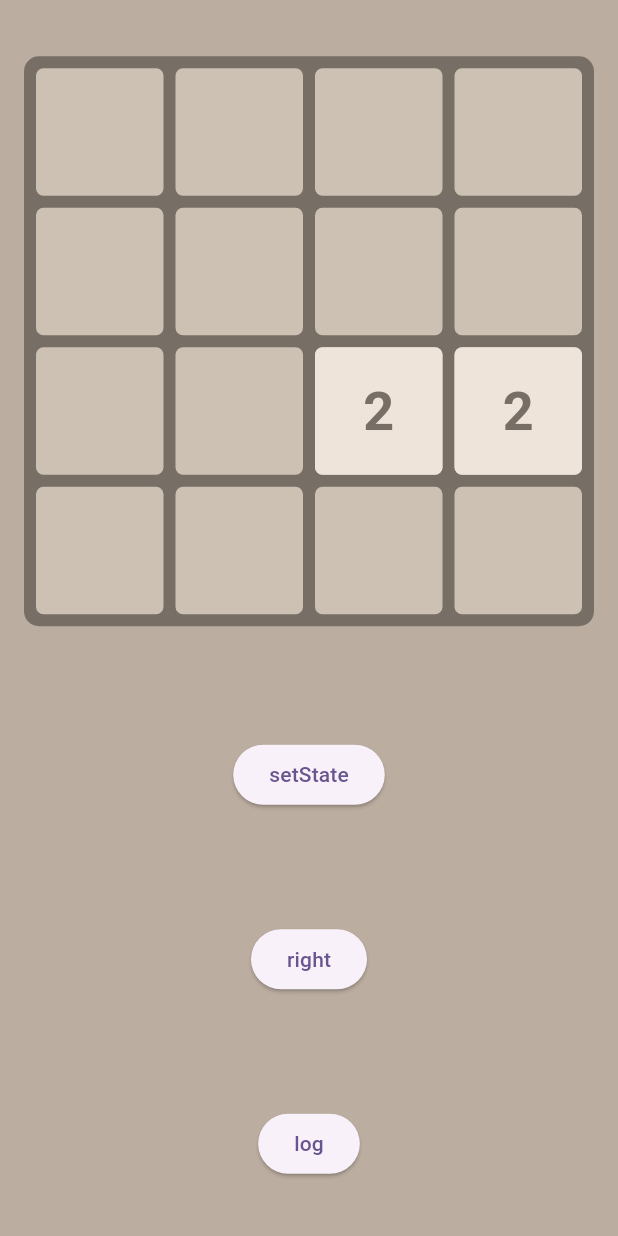
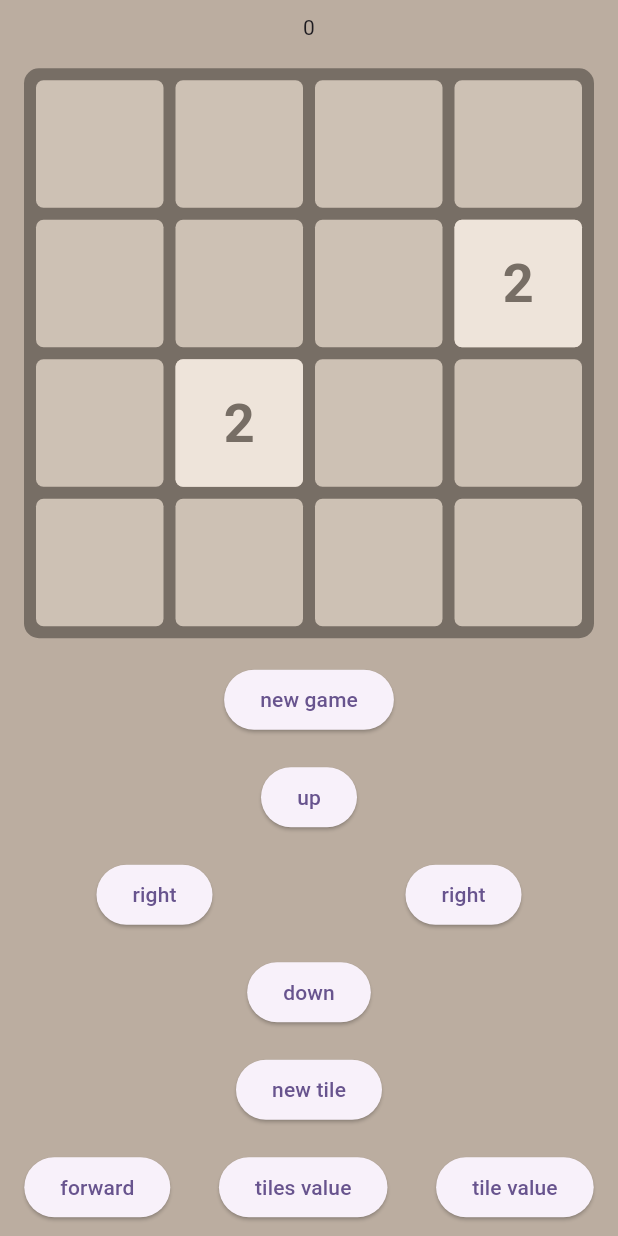
Before and after one commit to Huando22222/2048, a Flutter app: the screen it shows after launch, on a phone screen of 412 x 824 dp. Run offline on Flutter 3.47's test engine with Material 3 defaults, Android fonts, the light colour scheme and no system bars.

Commit message:
fix add new tile position

```diff
--- a/lib/game_play.dart
+++ b/lib/game_play.dart
@@ -21,14 +21,17 @@ class GamePlay extends StatefulWidget {
 class _GamePlayState extends State<GamePlay>
     with SingleTickerProviderStateMixin {
   late AnimationController controller;
+  int score = 0;
+
   List<List<Tile>> tiles = List.generate(
       4,
       (y) => List.generate(
           4, (x) => Tile(x: x.toDouble(), y: y.toDouble(), value: 0)));
 
-  Iterable<List<Tile>> get cols =>
+  Iterable<List<Tile>> get cols => // 1
       List.generate(4, (x) => List.generate(4, (y) => tiles[y][x]));
   // List<Tile> toAdd = [];
+
   Iterable<Tile> get flattenedTiles => tiles.expand((element) => element);
 
   @override
@@ -36,19 +39,31 @@ class _GamePlayState extends State<GamePlay>
     super.initState();
     controller = AnimationController(
       vsync: this,
-      duration: Duration(milliseconds: 1000),
+      duration: Duration(milliseconds: 500),
     );
     controller.addStatusListener(
       (status) {
         if (status.isCompleted) {
+          // if (status == AnimationStatus.completed) {
           for (var tile in flattenedTiles) {
             tile.resetAnimations();
           }
+          score = 0;
         }
       },
     );
-    addNewTile();
-    controller.forward();
+    newGame();
+  }
+
+  void newGame() {
+    setState(() {
+      for (var element in flattenedTiles) {
+        element.value = 0;
+        element.resetAnimations();
+      }
+      addNewTile();
+      controller.forward(from: 0.0);
+    });
   }
 
   @override
@@ -121,6 +136,9 @@ class _GamePlayState extends State<GamePlay>
         child: Column(
           mainAxisAlignment: MainAxisAlignment.spaceAround,
           children: [
+            Container(
+              child: Text(score.toString()),
+            ),
             Center(
               child: Container(
                 height: gridSize,
@@ -139,39 +157,73 @@ class _GamePlayState extends State<GamePlay>
             ),
             ElevatedButton(
               onPressed: () {
-                addNewTile();
-                controller.forward(from: 0);
-                // for (var element in cols) {
-                //   log("[${element[1].x.toString()}][${element[1].y.toString()}] ${element[1].value.toString()}");
-                // }
-                // setState(() {});
-                // merge(direction: SwipeDirection.up);
+                newGame();
               },
-              child: Text("setState"),
+              child: Text("new game"),
             ),
             ElevatedButton(
               onPressed: () {
                 merge(direction: SwipeDirection.up);
-                addNewTile();
-                controller.forward(from: 0);
               },
-              child: Text("right"),
+              child: Text("up"),
+            ),
+            Row(
+              mainAxisAlignment: MainAxisAlignment.spaceAround,
+              children: [
+                ElevatedButton(
+                  onPressed: () {
+                    merge(direction: SwipeDirection.left);
+                  },
+                  child: Text("right"),
+                ),
+                ElevatedButton(
+                  onPressed: () {
+                    merge(direction: SwipeDirection.right);
+                  },
+                  child: Text("right"),
+                ),
+              ],
             ),
             ElevatedButton(
               onPressed: () {
-                // addNewTile();
-                for (var i = 0; i < 4; i++) {
-                  log("[${tiles[i][0].value.toString()}][${tiles[i][1].value.toString()}][${tiles[i][2].value.toString()}][${tiles[i][3].value.toString()}]");
-                  log(" ");
-                }
-                setState(() {});
-// [log] [0][0][0][0]
-// [log] [2][0][0][0]
-// [log] [0][0][2][0]
-// [log] [0][0][0][0]
-                // setState(() {});
+                merge(direction: SwipeDirection.down);
               },
-              child: Text("log"),
+              child: Text("down"),
+            ),
+            ElevatedButton(
+              onPressed: () {
+                addNewTile();
+              },
+              child: Text("new tile"),
+            ),
+            Row(
+              mainAxisAlignment: MainAxisAlignment.spaceAround,
+              children: [
+                ElevatedButton(
+                  onPressed: () {
+                    // setState(() {});
+                    controller.forward(from: 0.0);
+                  },
+                  child: Text("forward"),
+                ),
+                ElevatedButton(
+                  onPressed: () {
+                    for (var element in tiles) {
+                      String tmp = element.map((tile) {
+                        return "[${tile.x.toInt()},${tile.y.toInt()}]${tile.value}";
+                      }).join(', ');
+                      log(tmp);
+                    }
+                  },
+                  child: Text("tiles value"),
+                ),
+                ElevatedButton(
+                  onPressed: () {
+                    log("[${tiles[3][1].x.toInt().toString()},${tiles[3][1].y.toInt().toString()}] ${tiles[3][1].value.toString()}");
+                  },
+                  child: Text("tile value"),
+                ),
+              ],
             ),
           ],
         ),
@@ -180,27 +232,38 @@ class _GamePlayState extends State<GamePlay>
   }
 
   void addNewTile() {
-    List<Tile> empty = flattenedTiles.where(
+    // for (var element in flattenedTiles) {
+    //   score += element.value;
+    // }
+    for (var element in tiles) {
+      String tmp = element.map((tile) {
+        return "[${tile.x.toInt()},${tile.y.toInt()}]${tile.value}";
+      }).join(', ');
+      log(tmp);
+    }
+    List<Tile> emptyTiles = flattenedTiles.where(
       (element) {
         return element.value == 0;
       },
     ).toList();
 
-    if (empty.isEmpty) return;
+    if (emptyTiles.isEmpty) return;
 
-    empty.shuffle();
-    int canAddMore = empty.length >= 2 ? 2 : 1;
-
-    empty.shuffle();
-
+    emptyTiles.shuffle();
+    int canAddMore = emptyTiles.length >= 2 ? 2 : 1;
+    log("addNewTile================================$canAddMore");
     for (int i = 0; i < canAddMore; i++) {
-      tiles[empty[i].x.toInt()][empty[i].y.toInt()].value = 2;
-      tiles[empty[i].x.toInt()][empty[i].y.toInt()].appear(parent: controller);
+      // tiles[emptyTiles[i].x.toInt()][emptyTiles[i].y.toInt()].value = 2;
+      // tiles[emptyTiles[i].x.toInt()][emptyTiles[i].y.toInt()]
+      //     .appear(parent: controller);
+      tiles[emptyTiles[i].y.toInt()][emptyTiles[i].x.toInt()].value = 2;
+      tiles[emptyTiles[i].y.toInt()][emptyTiles[i].x.toInt()]
+          .appear(parent: controller);
+      log('new tile position [${emptyTiles[i].x.toInt()},${emptyTiles[i].y.toInt()}]');
     }
   }
 
   void merge({required SwipeDirection direction}) {
-    log("direction: ${direction.name}");
     bool didMerge = false;
     switch (direction) {
       case SwipeDirection.up:
@@ -220,8 +283,8 @@ class _GamePlayState extends State<GamePlay>
     if (didMerge) {
       setState(() {
         addNewTile();
+        controller.forward(from: 0.0);
       });
-      controller.forward(from: 0.0);
     }
   }
 
@@ -236,8 +299,9 @@ class _GamePlayState extends State<GamePlay>
       cols.map((e) => mergeTiles(e.reversed.toList())).toList().any((e) => e);
 
   bool mergeTiles(List<Tile> tiles) {
+    String tmp = tiles.map((tile) => tile.value).join(', ');
+    log("each Row, col: $tmp");
     bool didChange = false;
-
     for (int i = 0; i < tiles.length; i++) {
       for (int j = i; j < tiles.length; j++) {
         if (tiles[j].value == 0) continue;
@@ -249,7 +313,7 @@ class _GamePlayState extends State<GamePlay>
             mergeTile = element;
             break;
           }
-        } // 0 0 8 8
+        } // 0 8 0 8
         // 0 0 8 2
         if (mergeTile != null && mergeTile.value != tiles[j].value) {
           mergeTile = null;
@@ -257,11 +321,19 @@ class _GamePlayState extends State<GamePlay>
         if (i != j || mergeTile != null) {
           didChange = true;
           int resultValue = tiles[j].value;
-          tiles[j].moveTo(parent: controller, toX: tiles[i].x, toY: tiles[i].y);
+          tiles[j].moveTo(
+            parent: controller,
+            toX: tiles[i].x,
+            toY: tiles[i].y,
+          );
           if (mergeTile != null) {
             resultValue += mergeTile.value;
             mergeTile.moveTo(
-                parent: controller, toX: tiles[i].x, toY: tiles[i].y);
+              parent: controller,
+              toX: tiles[i].x,
+              toY: tiles[i].y,
+            );
+            // log("[${mergeTile.x.toInt()},${mergeTile.y.toInt()}]${mergeTile.value}");
             // mergeTile.bounce(controller);
             // mergeTile.changeNumber(controller, resultValue);
             mergeTile.value = 0;
@@ -269,6 +341,11 @@ class _GamePlayState extends State<GamePlay>
           }
           tiles[j].value = 0;
           tiles[i].value = resultValue;
+          String tmp2 = tiles
+              .map((tile) =>
+                  "[${tile.x.toInt()},${tile.y.toInt()}]${tile.value}")
+              .join(', ');
+          log("- $tmp2\n");
         }
         break;
       }
```
Also changed, not shown: lib/grid-properties.dart (deleted, +0 -39 lines), lib/tile.dart (+7 -6 lines).
